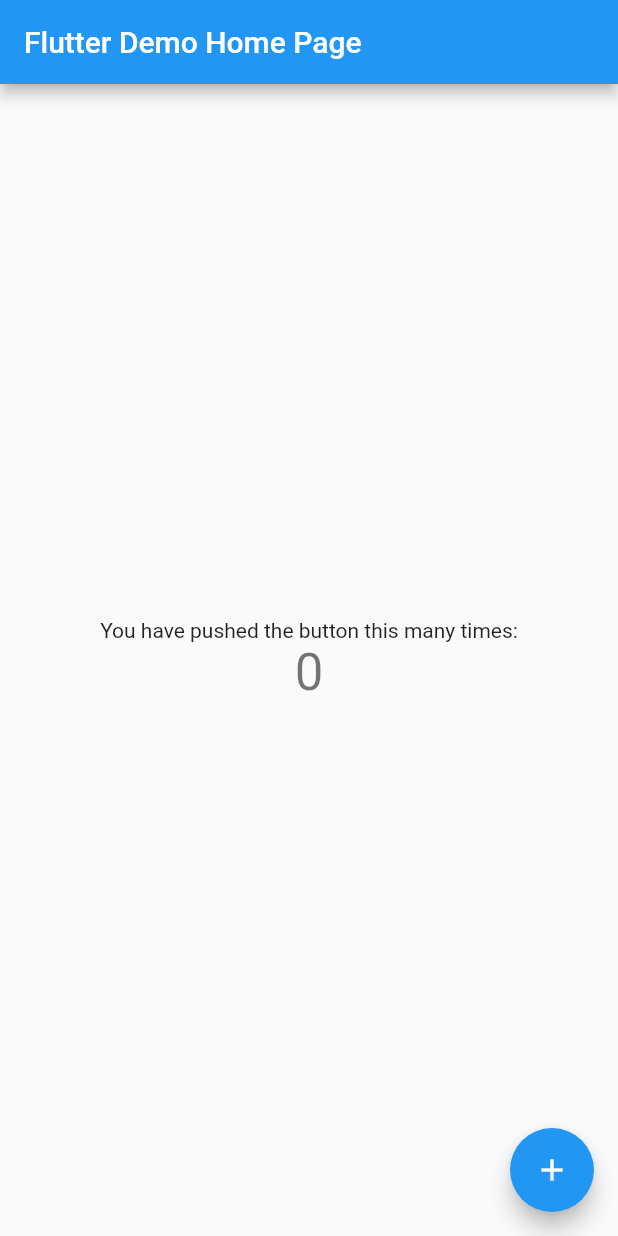
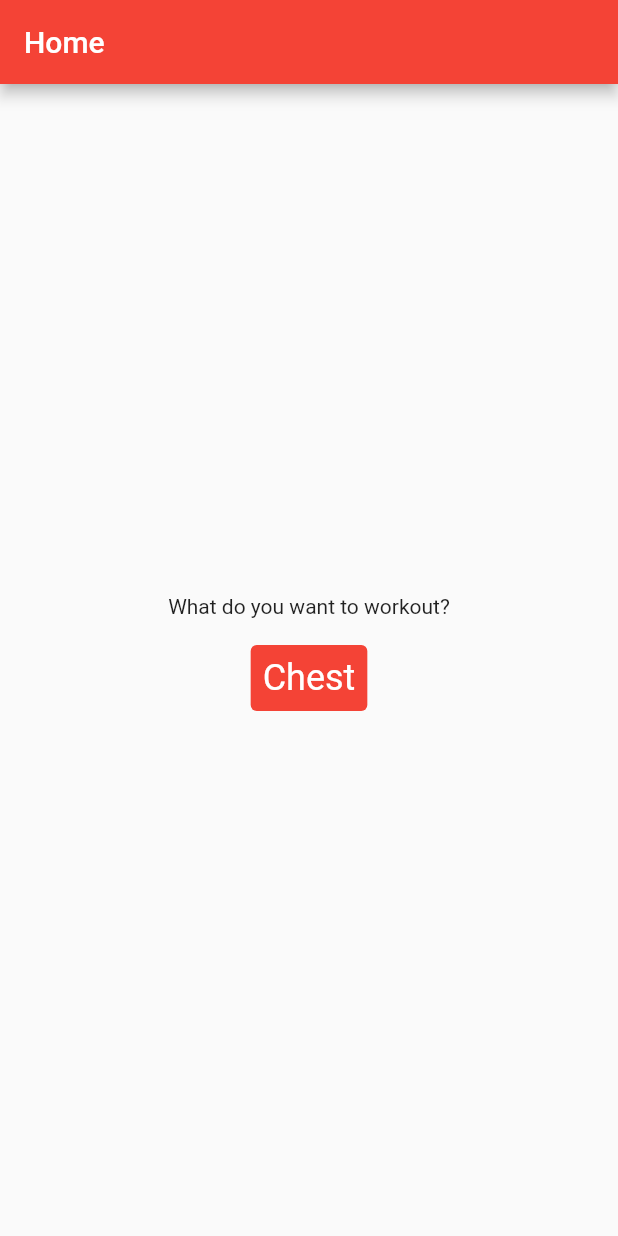
Before and after one commit to dvdutch/workout, a Flutter app: the screen it shows after launch, on a phone screen of 412 x 824 dp. Run offline on Flutter 3.47's test engine with Material 2 defaults, Android fonts, the phone set to English and light mode, and no system bars.

Commit message:
Added chest workouts

```diff
--- a/lib/main.dart
+++ b/lib/main.dart
@@ -1,4 +1,5 @@
 import 'package:flutter/material.dart';
+import 'package:workout/screens/home_page.dart';
 
 void main() {
   runApp(const MyApp());
@@ -10,106 +11,18 @@ class MyApp extends StatelessWidget {
   // This widget is the root of your application.
   @override
   Widget build(BuildContext context) {
+    const MaterialColor primaryColor = Colors.red;
     return MaterialApp(
       title: 'Flutter Demo',
       theme: ThemeData(
-        // This is the theme of your application.
-        //
-        // Try running your application with "flutter run". You'll see the
-        // application has a blue toolbar. Then, without quitting the app, try
-        // changing the primarySwatch below to Colors.green and then invoke
-        // "hot reload" (press "r" in the console where you ran "flutter run",
-        // or simply save your changes to "hot reload" in a Flutter IDE).
-        // Notice that the counter didn't reset back to zero; the application
-        // is not restarted.
-        primarySwatch: Colors.blue,
+        primarySwatch: primaryColor,
+        textButtonTheme: TextButtonThemeData(
+          style: ButtonStyle(
+            backgroundColor: MaterialStateProperty.all(primaryColor),
+          ),
+        ),
       ),
-      home: const MyHomePage(title: 'Flutter Demo Home Page'),
+      home: const HomePage(),
     );
   }
 }
-
-class MyHomePage extends StatefulWidget {
-  const MyHomePage({super.key, required this.title});
-
-  // This widget is the home page of your application. It is stateful, meaning
-  // that it has a State object (defined below) that contains fields that affect
-  // how it looks.
-
-  // This class is the configuration for the state. It holds the values (in this
-  // case the title) provided by the parent (in this case the App widget) and
-  // used by the build method of the State. Fields in a Widget subclass are
-  // always marked "final".
-
-  final String title;
-
-  @override
-  State<MyHomePage> createState() => _MyHomePageState();
-}
-
-class _MyHomePageState extends State<MyHomePage> {
-  int _counter = 0;
-
-  void _incrementCounter() {
-    setState(() {
-      // This call to setState tells the Flutter framework that something has
-      // changed in this State, which causes it to rerun the build method below
-      // so that the display can reflect the updated values. If we changed
-      // _counter without calling setState(), then the build method would not be
-      // called again, and so nothing would appear to happen.
-      _counter++;
-    });
-  }
-
-  @override
-  Widget build(BuildContext context) {
-    // This method is rerun every time setState is called, for instance as done
-    // by the _incrementCounter method above.
-    //
-    // The Flutter framework has been optimized to make rerunning build methods
-    // fast, so that you can just rebuild anything that needs updating rather
-    // than having to individually change instances of widgets.
-    return Scaffold(
-      appBar: AppBar(
-        // Here we take the value from the MyHomePage object that was created by
-        // the App.build method, and use it to set our appbar title.
-        title: Text(widget.title),
-      ),
-      body: Center(
-        // Center is a layout widget. It takes a single child and positions it
-        // in the middle of the parent.
-        child: Column(
-          // Column is also a layout widget. It takes a list of children and
-          // arranges them vertically. By default, it sizes itself to fit its
-          // children horizontally, and tries to be as tall as its parent.
-          //
-          // Invoke "debug painting" (press "p" in the console, choose the
-          // "Toggle Debug Paint" action from the Flutter Inspector in Android
-          // Studio, or the "Toggle Debug Paint" command in Visual Studio Code)
-          // to see the wireframe for each widget.
-          //
-          // Column has various properties to control how it sizes itself and
-          // how it positions its children. Here we use mainAxisAlignment to
-          // center the children vertically; the main axis here is the vertical
-          // axis because Columns are vertical (the cross axis would be
-          // horizontal).
-          mainAxisAlignment: MainAxisAlignment.center,
-          children: <Widget>[
-            const Text(
-              'You have pushed the button this many times:',
-            ),
-            Text(
-              '$_counter',
-              style: Theme.of(context).textTheme.headlineMedium,
-            ),
-          ],
-        ),
-      ),
-      floatingActionButton: FloatingActionButton(
-        onPressed: _incrementCounter,
-        tooltip: 'Increment',
-        child: const Icon(Icons.add),
-      ), // This trailing comma makes auto-formatting nicer for build methods.
-    );
-  }
-}
--- /dev/null
+++ b/lib/screens/home_page.dart
@@ -0,0 +1,42 @@
+import 'package:flutter/material.dart';
+
+import 'chest_page.dart';
+
+class HomePage extends StatelessWidget {
+  const HomePage({Key? key}) : super(key: key);
+
+  @override
+  Widget build(BuildContext context) {
+    return Scaffold(
+      appBar: AppBar(
+        title: const Text('Home'),
+      ),
+      body: Center(
+        child: Column(
+          mainAxisAlignment: MainAxisAlignment.center,
+          children: <Widget>[
+            const Text('What do you want to workout?'),
+            const SizedBox(height: 16.0),
+            TextButton(
+              onPressed: () {
+                Navigator.push(
+                  context,
+                  MaterialPageRoute(builder: (context) => const ChestPage()),
+                );
+              },
+              child: Text(
+                'Chest',
+                style: Theme.of(context).textTheme.headlineSmall?.copyWith(
+                      color: Colors.white,
+                    ),
+              ),
+            ),
+            const SizedBox(
+              height: 8.0,
+            ),
+          ],
+        ),
+      ),
+    );
+  }
+}
--- a/pubspec.yaml
+++ b/pubspec.yaml
@@ -88,3 +88,5 @@ flutter:
   #
   # For details regarding fonts from package dependencies,
   # see https://flutter.dev/custom-fonts/#from-packages
+  assets:
+    - assets/
```
Also changed, not shown: lib/models/exercise.dart (added, +8 -0 lines), lib/screens/chest_page.dart (added, +59 -0 lines), lib/screens/exercise_page.dart (added, +17 -0 lines), assets/bench_press.jpg (added), assets/push_ups.jpg (added).
